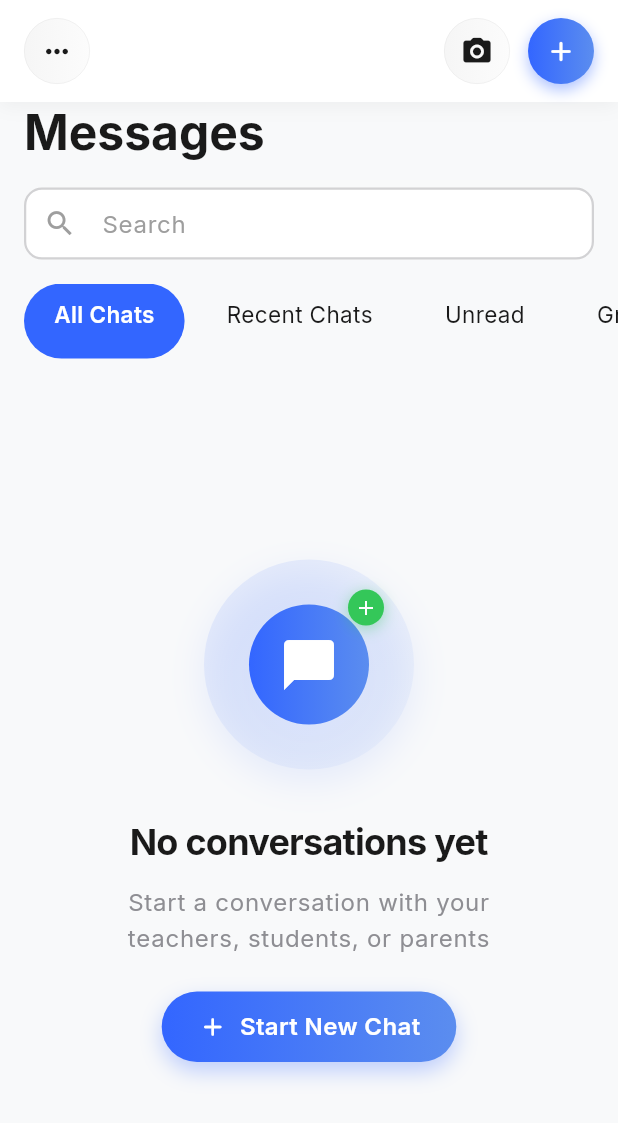
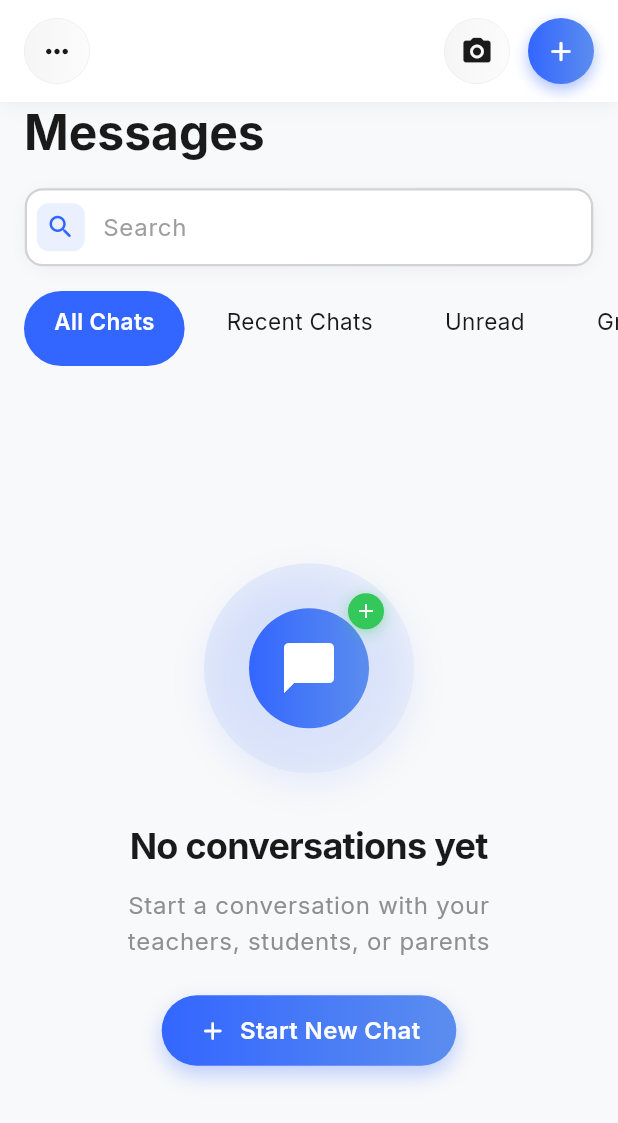
Before and after one commit to Innocent-Gershon/mobile_dev_summative, a Flutter app: the _ChatScreenContent screen opened directly, on a phone screen of 412 x 824 dp. Shown: the top 1123 px of the screen. Run offline on Flutter 3.47's test engine with Material 3 defaults, Android fonts, the phone set to English and light mode, and no system bars; our stand-ins replace animate_do, cloud_firestore, equatable, file_picker, firebase_auth, firebase_core and 7 more; accounts and stored records are empty; generated files the repository leaves out were written again.

Commit message:
Improve search bar design with gradient background and styled search icon

```diff
--- a/edu_bridge_01/lib/presentation/pages/chat/chat_screen.dart
+++ b/edu_bridge_01/lib/presentation/pages/chat/chat_screen.dart
@@ -192,8 +192,24 @@ class _ChatScreenContentState extends State<_ChatScreenContent> {
           const SizedBox(height: 16),
           Container(
             decoration: BoxDecoration(
-              color: isDark ? const Color(0xFF1E293B) : const Color(0xFFF5F5F5),
-              borderRadius: BorderRadius.circular(12),
+              gradient: LinearGradient(
+                colors: [
+                  isDark ? const Color(0xFF1E293B) : const Color(0xFFF8F9FA),
+                  isDark ? const Color(0xFF334155) : const Color(0xFFF0F0F0),
+                ],
+              ),
+              borderRadius: BorderRadius.circular(16),
+              border: Border.all(
+                color: isDark ? const Color(0xFF475569) : AppColors.border.withValues(alpha: 0.3),
+                width: 0.5,
+              ),
+              boxShadow: [
+                BoxShadow(
+                  color: Colors.black.withValues(alpha: isDark ? 0.2 : 0.04),
+                  blurRadius: 8,
+                  offset: const Offset(0, 2),
+                ),
+              ],
             ),
             child: TextField(
               controller: _searchController,
@@ -201,9 +217,20 @@ class _ChatScreenContentState extends State<_ChatScreenContent> {
               decoration: InputDecoration(
                 hintText: AppLocalizations.translate(context, 'search'),
                 hintStyle: TextStyle(color: isDark ? const Color(0xFF94A3B8) : const Color(0xFF9E9E9E)),
-                prefixIcon: Icon(Icons.search, color: isDark ? const Color(0xFF94A3B8) : const Color(0xFF9E9E9E), size: 22),
+                prefixIcon: Container(
+                  margin: const EdgeInsets.all(8),
+                  decoration: BoxDecoration(
+                    color: AppColors.primary.withValues(alpha: 0.1),
+                    borderRadius: BorderRadius.circular(8),
+                  ),
+                  child: Icon(
+                    Icons.search_rounded,
+                    color: AppColors.primary,
+                    size: 20,
+                  ),
+                ),
                 border: InputBorder.none,
-                contentPadding: const EdgeInsets.symmetric(horizontal: 16, vertical: 12),
+                contentPadding: const EdgeInsets.symmetric(horizontal: 16, vertical: 14),
               ),
             ),
           ),
```
